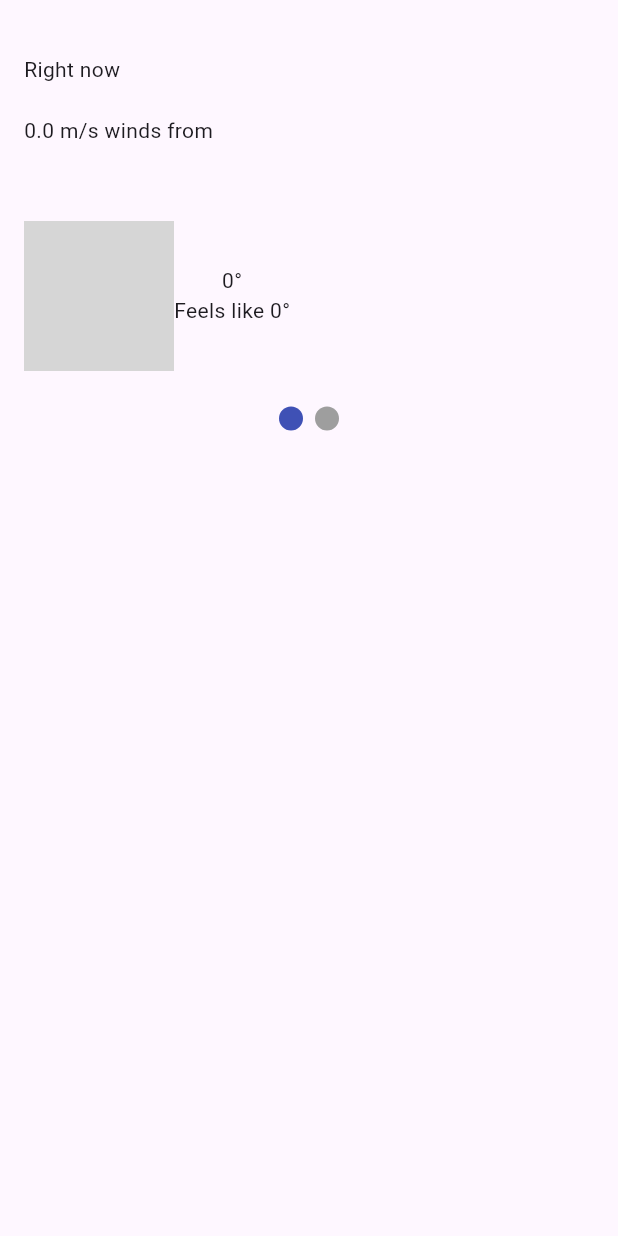
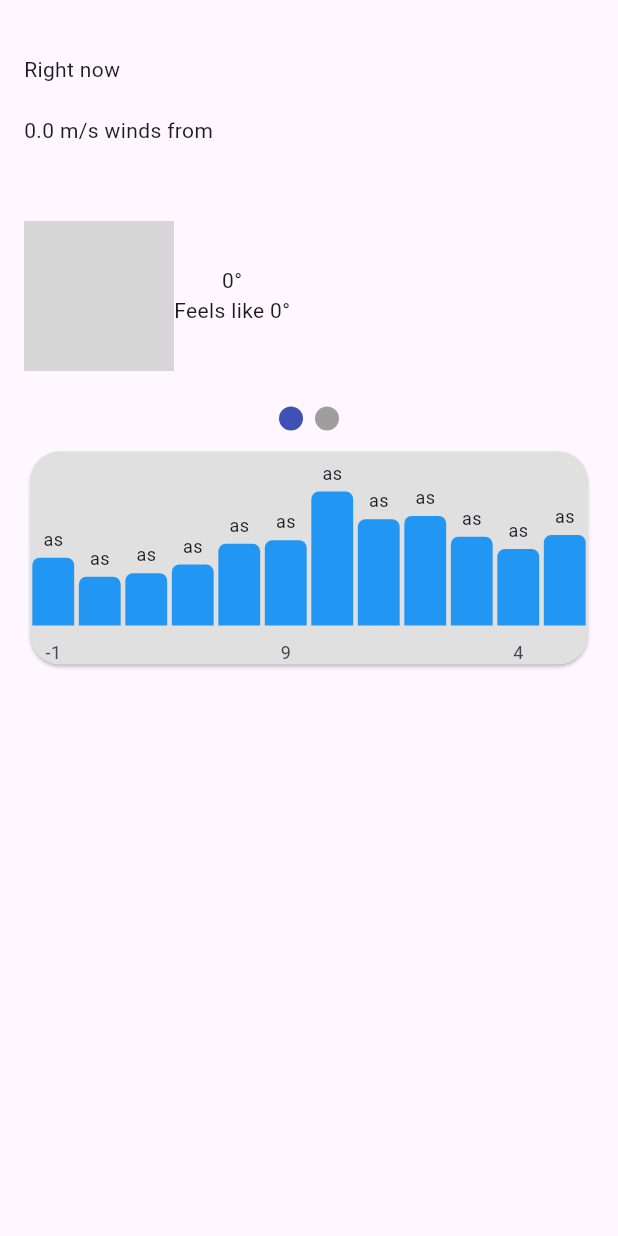
Before and after one commit to n0ndescr1pt/weatherApp, a Flutter app: the WeatherPage screen opened directly with empty values, on a phone screen of 412 x 824 dp. Run offline on Flutter 3.47's test engine with Material 3 defaults, Android fonts, the phone set to English and light mode, and no system bars; drawn by our look-alikes of smooth_page_indicator; our stand-ins replace geocoding, geolocator, lottie, syncfusion_flutter_charts; network calls fail; grey boxes are pictures that could not be loaded.

Commit message:
simple graph for 24 hour

```diff
--- /dev/null
+++ b/lib/components/my_chart_column.dart
@@ -0,0 +1,54 @@
+import 'package:flutter/material.dart';
+import 'package:weather_app/models/forecast_hours_weather_model.dart';
+import 'package:weather_app/models/weather_model.dart';
+import 'package:syncfusion_flutter_charts/charts.dart';
+
+class MyColumnDiagram extends StatelessWidget {
+  final List<int> weather;
+  const MyColumnDiagram({super.key, required this.weather});
+
+  @override
+  Widget build(BuildContext context) {
+    return SizedBox(
+      height: 150,
+      child: Card(
+          color: Colors.grey[300],
+          shape:
+              RoundedRectangleBorder(borderRadius: BorderRadius.circular(20)),
+          child: SfCartesianChart(
+            plotAreaBackgroundColor: Colors.transparent,
+            margin: EdgeInsets.all(0),
+            borderColor: Colors.transparent,
+            borderWidth: 0,
+            plotAreaBorderWidth: 0,
+            enableSideBySideSeriesPlacement: true,
+            primaryXAxis: CategoryAxis(
+              labelPosition: ChartDataLabelPosition.inside,
+              axisLine: AxisLine(width: 0),
+              majorGridLines: MajorGridLines(width: 0),
+              majorTickLines: MajorTickLines(width: 0),
+              crossesAt: 0,
+            ),
+            primaryYAxis: NumericAxis(
+              isVisible: false,
+              minimum: 0,
+              maximum: 20,
+              interval: 0.5,
+            ),
+            series: <CartesianSeries>[
+              ColumnSeries<int, String>(
+                  borderRadius: BorderRadius.only(
+                      topLeft: Radius.circular(5),
+                      topRight: Radius.circular(5)),
+                  width: 0.9,
+                  color: Colors.blue,
+                  dataSource: weather,
+                  dataLabelSettings: DataLabelSettings(isVisible: true),
+                  dataLabelMapper: (__, _) => "as",
+                  xValueMapper: (int data, _) => data.toString(),
+                  yValueMapper: (int data, _) => (data + 40) / 5)
+            ],
+          )),
+    );
+  }
+}
--- a/lib/main.dart
+++ b/lib/main.dart
@@ -10,7 +10,7 @@ class MainApp extends StatelessWidget {
 
   @override
   Widget build(BuildContext context) {
-    return MaterialApp(
+    return const MaterialApp(
       debugShowCheckedModeBanner: false,
       home: LoadingOrWeather(),
     );
--- a/lib/pages/pads/current_weather_pad.dart
+++ b/lib/pages/pads/current_weather_pad.dart
@@ -11,7 +11,7 @@ class CurrentWeatherPad extends StatelessWidget {
       crossAxisAlignment: CrossAxisAlignment.center,
       children: [
         Image.network(
-          weather.icon,
+          "https:${weather.icon}",
           width: 100,
           fit: BoxFit.fill,
         ),
--- a/lib/pages/weather_page.dart
+++ b/lib/pages/weather_page.dart
@@ -1,4 +1,5 @@
 import 'package:flutter/material.dart';
+import 'package:weather_app/components/my_chart_column.dart';
 import 'package:weather_app/components/my_page_view.dart';
 import 'package:weather_app/models/weather_model.dart';
 import 'package:weather_app/pages/pads/current_weather_info_pad.dart';
@@ -15,23 +16,28 @@ class WeatherPage extends StatefulWidget {
 class _WeatherPageState extends State<WeatherPage> {
   final PageController _pageController = PageController();
 
-
   @override
   Widget build(BuildContext context) {
     return Scaffold(
-      body:  ListView(
+      body: ListView(
         padding: const EdgeInsets.all(16),
         children: [
-            const SizedBox(height: 20,),
+          const SizedBox(
+            height: 20,
+          ),
           const Text("Right now"),
           Text(widget.weather.description),
           Text("${widget.weather.windSpeed} m/s winds from "),
-            MyPageView(pageController: _pageController, firstWidget: CurrentWeatherPad(weather: widget.weather), secondWidget: CurrentWeatherInfoPad(weather: widget.weather), count: 2),
+          MyPageView(
+              pageController: _pageController,
+              firstWidget: CurrentWeatherPad(weather: widget.weather),
+              secondWidget: CurrentWeatherInfoPad(weather: widget.weather),
+              count: 2),
 
+          MyColumnDiagram(weather: [-1,-12,-10,-5,7,9,37,21,23,11,4,12],),
 
         ],
       ),
     );
-
   }
 }
--- a/lib/services/weather_services.dart
+++ b/lib/services/weather_services.dart
@@ -13,7 +13,7 @@ class WeatherServices{
   WeatherServices(this.apiKEY);
 
   Future<Weather> getWeather(String cityName) async {
-    final response = await http.get(Uri.parse('$BASE_URL?key=$apiKEY&q=$cityName&days=7&aqi=no&alerts=no'));
+    final response = await http.get(Uri.parse('$BASE_URL?key=$apiKEY&q=Omsk&days=7&aqi=no&alerts=no'));
 
     if (response.statusCode == 200){
       return Weather.fromJson(jsonDecode(response.body));
--- a/pubspec.yaml
+++ b/pubspec.yaml
@@ -15,6 +15,7 @@ dependencies:
   http: ^1.2.0
   lottie: ^3.1.0
   smooth_page_indicator: ^1.1.0
+  syncfusion_flutter_charts: ^24.2.8
 
 dev_dependencies:
   flutter_test:
```
Also changed, not shown: pubspec.lock. Lines whose indentation alone changed are shown as unchanged.
